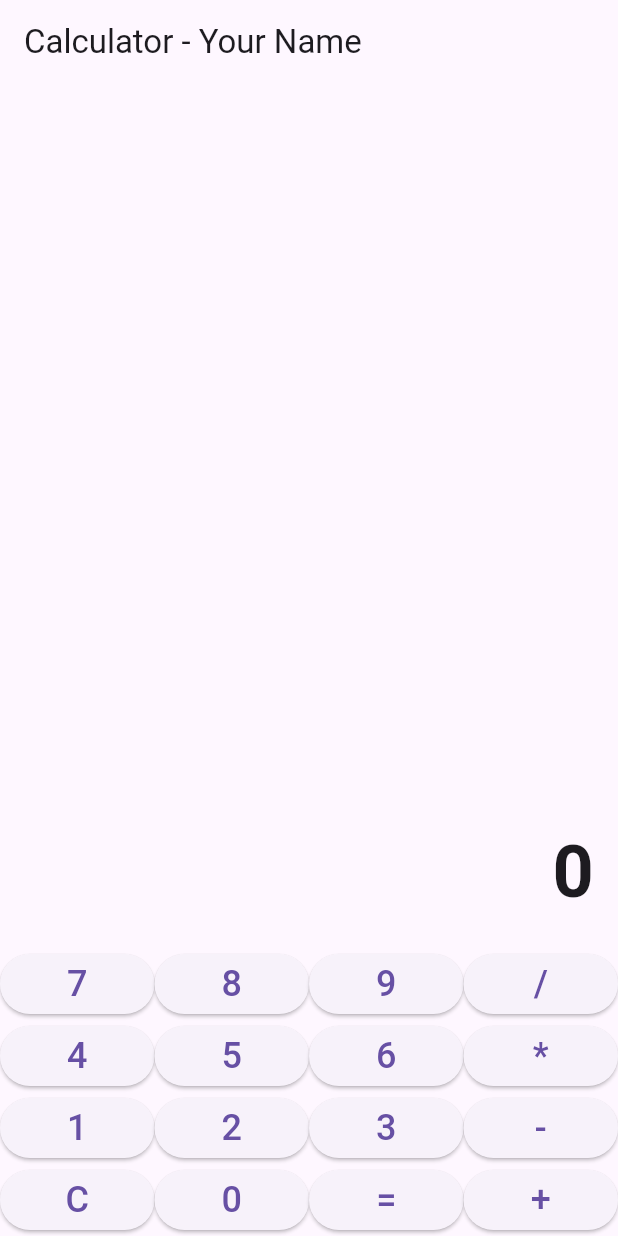
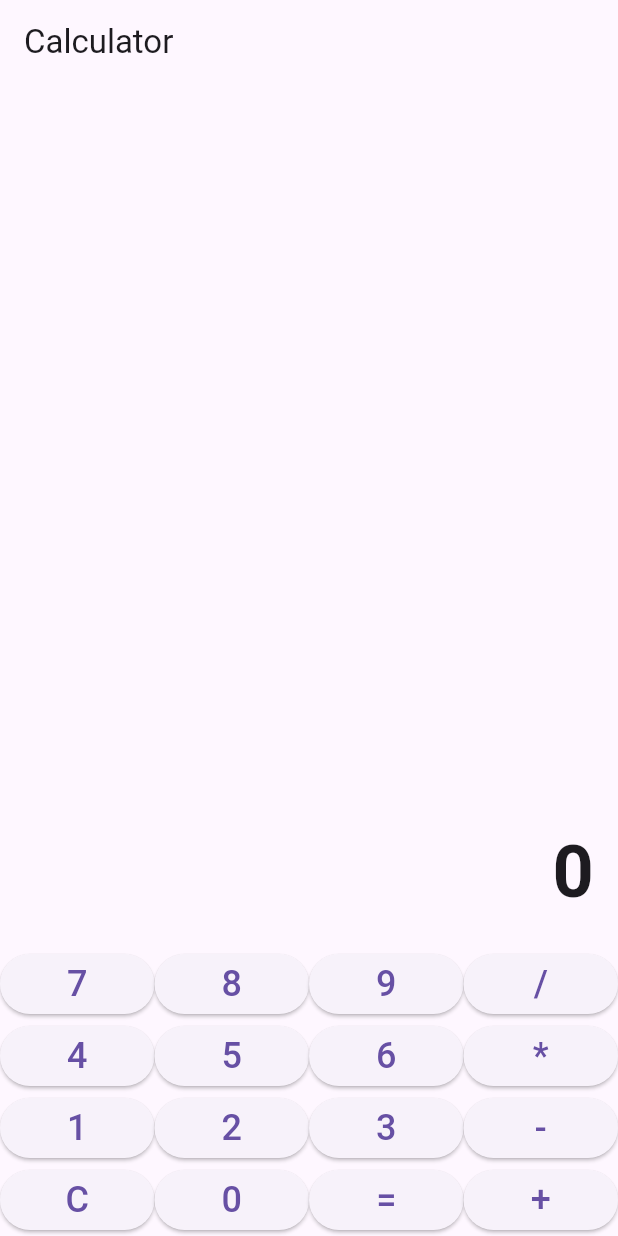
Before and after one commit to jessicatingley/flutter-calculator, a Flutter app: the screen it shows after launch, on a phone screen of 412 x 824 dp. Run offline on Flutter 3.47's test engine with Material 3 defaults, Android fonts, the phone set to English and light mode, and no system bars; missing offline and left inert: expressions.

Commit message:
Initial commit of the Flutter calculator app

```diff
--- a/lib/main.dart
+++ b/lib/main.dart
@@ -11,7 +11,7 @@ class CalculatorApp extends StatelessWidget {
   @override
   Widget build(BuildContext context) {
     return MaterialApp(
-      title: 'Calculator - Your Name',
+      title: 'Calculator',
       theme: ThemeData(
         primarySwatch: Colors.blue,
       ),
@@ -67,7 +67,7 @@ class _CalculatorScreenState extends State<CalculatorScreen> {
   @override
   Widget build(BuildContext context) {
     return Scaffold(
-      appBar: AppBar(title: const Text('Calculator - Your Name')),
+      appBar: AppBar(title: const Text('Calculator')),
       body: Column(
         children: [
           Expanded(
@@ -86,7 +86,8 @@ class _CalculatorScreenState extends State<CalculatorScreen> {
               alignment: Alignment.bottomRight,
               child: Text(
                 _result,
-                style: const TextStyle(fontSize: 48, fontWeight: FontWeight.bold),
+                style:
+                    const TextStyle(fontSize: 48, fontWeight: FontWeight.bold),
               ),
             ),
           ),
```
